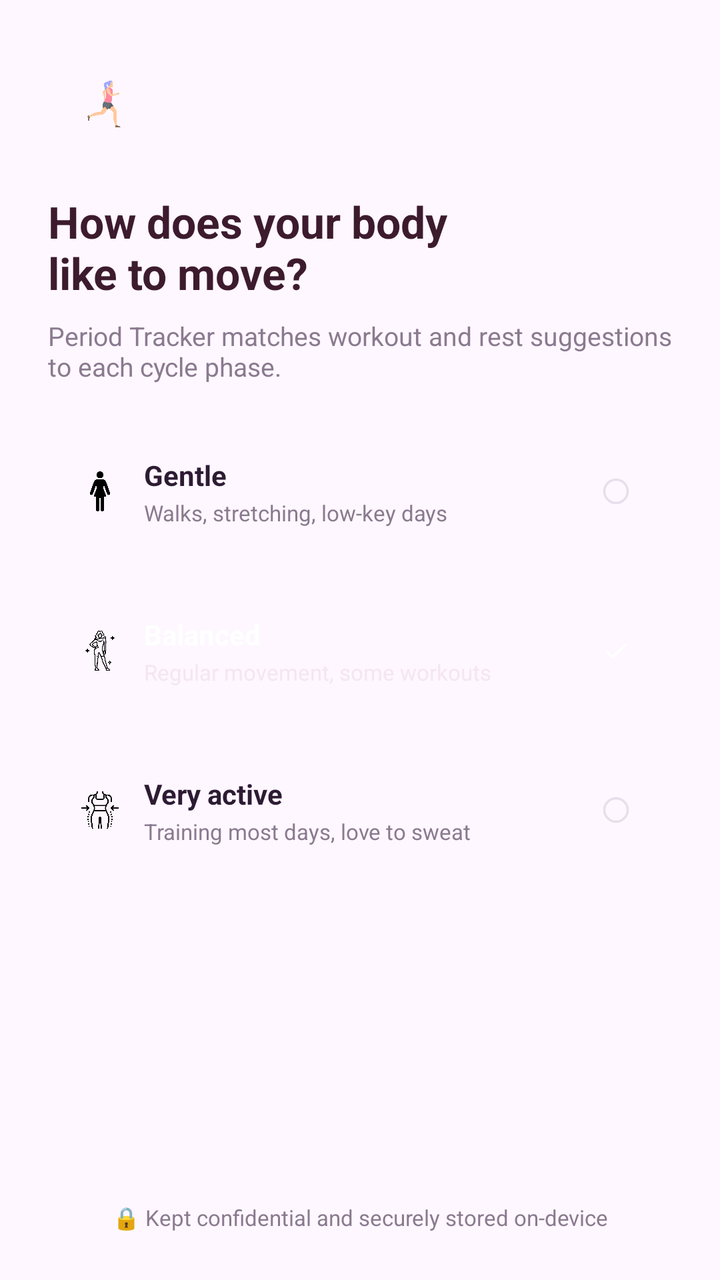
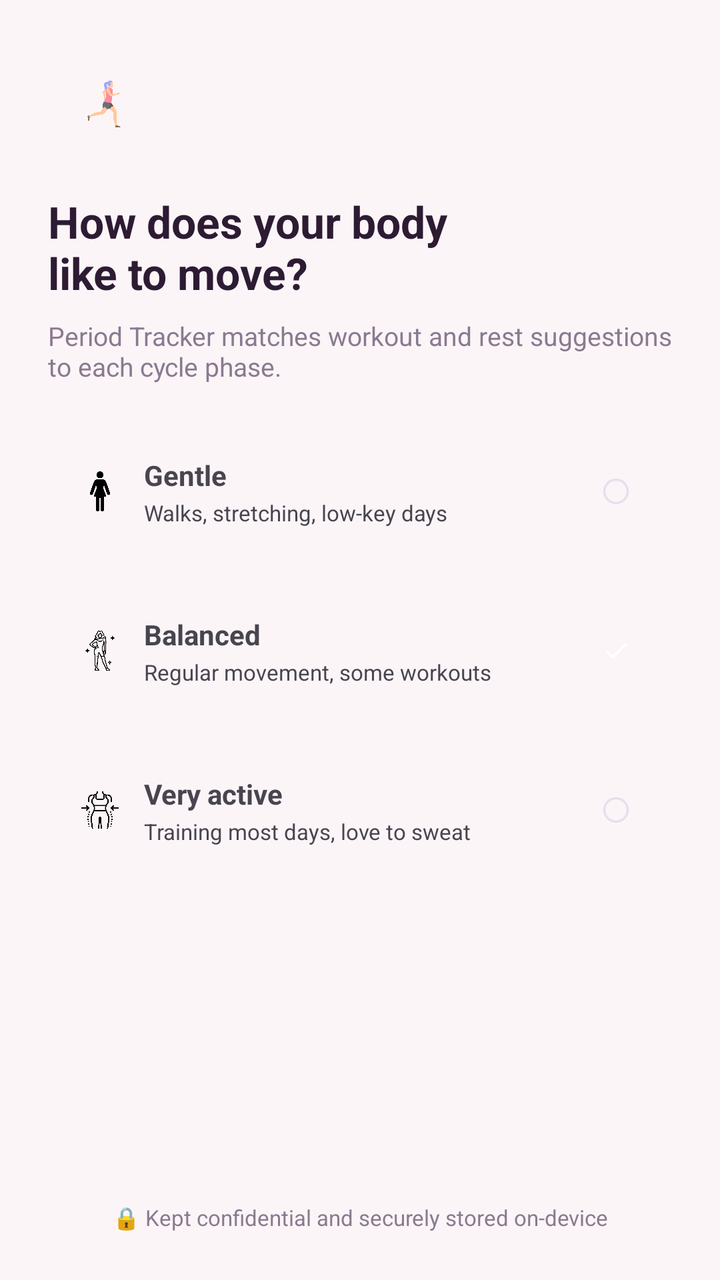

An Android layout rendered at two revisions. The XML below is the earlier revision; the diff shows what the commit changed to produce the second picture.
<!-- AndroidManifest.xml: application theme Theme.PeriodTracker -->
<!-- res/layout/fragment_onboarding5.xml -->
<?xml version="1.0" encoding="utf-8"?>
<androidx.constraintlayout.widget.ConstraintLayout xmlns:android="http://schemas.android.com/apk/res/android"
    xmlns:app="http://schemas.android.com/apk/res-auto"
    xmlns:tools="http://schemas.android.com/tools"
    android:id="@+id/onboarding5Root"
    android:layout_width="match_parent"
    android:layout_height="match_parent"
    android:paddingHorizontal="24dp"
    tools:context=".onboarding.OnboardingFragment5">

    <FrameLayout
        android:id="@+id/moveIconCircle"
        android:layout_width="56dp"
        android:layout_height="56dp"
        android:layout_marginTop="24dp"
        app:layout_constraintTop_toTopOf="parent"
        app:layout_constraintStart_toStartOf="parent">

        <ImageView
            android:layout_width="26dp"
            android:layout_height="26dp"
            android:layout_gravity="center"
            android:src="@drawable/ic_running"
            android:contentDescription="Movement icon" />
    </FrameLayout>

    <TextView
        android:id="@+id/tvTitle"
        android:layout_width="match_parent"
        android:layout_height="wrap_content"
        android:layout_marginTop="16dp"
        android:text="How does your body\nlike to move?"
        android:textSize="22sp"
        android:textStyle="bold"
        android:textColor="#3D1B2E"
        app:layout_constraintTop_toBottomOf="@id/moveIconCircle" />

    <TextView
        android:id="@+id/tvSubtitle"
        android:layout_width="match_parent"
        android:layout_height="wrap_content"
        android:layout_marginTop="8dp"
        android:text="Period Tracker matches workout and rest suggestions to each cycle phase."
        android:textSize="13sp"
        android:textColor="#8A7A8F"
        app:layout_constraintTop_toBottomOf="@id/tvTitle" />

    
    <LinearLayout
        android:id="@+id/cardGentle"
        android:layout_width="match_parent"
        android:layout_height="wrap_content"
        android:layout_marginTop="20dp"
        android:padding="16dp"
        android:orientation="horizontal"
        android:gravity="center_vertical"
        app:layout_constraintTop_toBottomOf="@id/tvSubtitle">

        <ImageView
            android:layout_width="20dp"
            android:layout_height="20dp"
            android:layout_marginEnd="12dp"
            android:src="@drawable/gentle"
            android:contentDescription="Gentle icon" />

        <LinearLayout
            android:layout_width="0dp"
            android:layout_height="wrap_content"
            android:layout_weight="1"
            android:orientation="vertical">

            <TextView
                android:id="@+id/tvGentleLabel"
                android:layout_width="wrap_content"
                android:layout_height="wrap_content"
                android:text="Gentle"
                android:textSize="14sp"
                android:textStyle="bold"
                android:textColor="#2D1B33" />

            <TextView
                android:id="@+id/tvGentleDesc"
                android:layout_width="wrap_content"
                android:layout_height="wrap_content"
                android:layout_marginTop="2dp"
                android:text="Walks, stretching, low-key days"
                android:textSize="11sp"
                android:textColor="#8A7A8F" />
        </LinearLayout>

        <FrameLayout
            android:id="@+id/checkGentle"
            android:layout_width="24dp"
            android:layout_height="24dp">

            <ImageView
                android:id="@+id/ivCheckGentle"
                android:layout_width="14dp"
                android:layout_height="14dp"
                android:layout_gravity="center"
                android:src="@drawable/ic_uncheck"
                android:contentDescription="Selection state" />
        </FrameLayout>
    </LinearLayout>

    
    <LinearLayout
        android:id="@+id/cardBalanced"
        android:layout_width="match_parent"
        android:layout_height="wrap_content"
        android:layout_marginTop="12dp"
        android:padding="16dp"
        android:orientation="horizontal"
        android:gravity="center_vertical"
        app:layout_constraintTop_toBottomOf="@id/cardGentle">

        <ImageView
            android:layout_width="20dp"
            android:layout_height="20dp"
            android:layout_marginEnd="12dp"
            android:src="@drawable/balance"
            android:contentDescription="Balanced icon" />

        <LinearLayout
            android:layout_width="0dp"
            android:layout_height="wrap_content"
            android:layout_weight="1"
            android:orientation="vertical">

            <TextView
                android:id="@+id/tvBalancedLabel"
                android:layout_width="wrap_content"
                android:layout_height="wrap_content"
                android:text="Balanced"
                android:textSize="14sp"
                android:textStyle="bold"
                android:textColor="#FFFFFF" />

            <TextView
                android:id="@+id/tvBalancedDesc"
                android:layout_width="wrap_content"
                android:layout_height="wrap_content"
                android:layout_marginTop="2dp"
                android:text="Regular movement, some workouts"
                android:textSize="11sp"
                android:textColor="#F5E6F0" />
        </LinearLayout>

        <FrameLayout
            android:id="@+id/checkBalanced"
            android:layout_width="24dp"
            android:layout_height="24dp">

            <ImageView
                android:id="@+id/ivCheckBalanced"
                android:layout_width="14dp"
                android:layout_height="14dp"
                android:layout_gravity="center"
                android:src="@drawable/ic_check"
                android:contentDescription="Selection state" />
        </FrameLayout>
    </LinearLayout>

    
    <LinearLayout
        android:id="@+id/cardActive"
        android:layout_width="match_parent"
        android:layout_height="wrap_content"
        android:layout_marginTop="12dp"
        android:padding="16dp"
        android:orientation="horizontal"
        android:gravity="center_vertical"
        app:layout_constraintTop_toBottomOf="@id/cardBalanced">

        <ImageView
            android:layout_width="20dp"
            android:layout_height="20dp"
            android:layout_marginEnd="12dp"
            android:src="@drawable/active"
            android:contentDescription="Very active icon" />

        <LinearLayout
            android:layout_width="0dp"
            android:layout_height="wrap_content"
            android:layout_weight="1"
            android:orientation="vertical">

            <TextView
                android:id="@+id/tvActiveLabel"
                android:layout_width="wrap_content"
                android:layout_height="wrap_content"
                android:text="Very active"
                android:textSize="14sp"
                android:textStyle="bold"
                android:textColor="#2D1B33" />

            <TextView
                android:id="@+id/tvActiveDesc"
                android:layout_width="wrap_content"
                android:layout_height="wrap_content"
                android:layout_marginTop="2dp"
                android:text="Training most days, love to sweat"
                android:textSize="11sp"
                android:textColor="#8A7A8F" />
        </LinearLayout>

        <FrameLayout
            android:id="@+id/checkActive"
            android:layout_width="24dp"
            android:layout_height="24dp">

            <ImageView
                android:id="@+id/ivCheckActive"
                android:layout_width="14dp"
                android:layout_height="14dp"
                android:layout_gravity="center"
                android:src="@drawable/ic_uncheck"
                android:contentDescription="Selection state" />
        </FrameLayout>
    </LinearLayout>

    <TextView
        android:id="@+id/tvFooterNote"
        android:layout_width="match_parent"
        android:layout_height="wrap_content"
        android:layout_marginBottom="24dp"
        android:gravity="center"
        android:text="🔒 Kept confidential and securely stored on-device"
        android:textSize="11sp"
        android:textColor="#8A7A8F"
        app:layout_constraintBottom_toBottomOf="parent" />

</androidx.constraintlayout.widget.ConstraintLayout>
<!-- resources referenced by this layout -->
<resources>
  <!-- drawable active: png bitmap (drawable, 16121 bytes) -->
  <!-- drawable balance: png bitmap (drawable, 24175 bytes) -->
  <!-- drawable gentle: png bitmap (drawable, 6351 bytes) -->
  <!-- drawable ic_check (drawable) -->
  <?xml version="1.0" encoding="utf-8"?>
  <vector xmlns:android="http://schemas.android.com/apk/res/android"
      android:width="24dp"
      android:height="24dp"
      android:viewportWidth="24"
      android:viewportHeight="24"
      android:tint="#FFFFFF">
      <path
          android:fillColor="@android:color/white"
          android:pathData="M9,16.17L4.83,12l-1.42,1.41L9,19 21,7l-1.41,-1.41z" />
  </vector>
  <!-- drawable ic_running: png bitmap (drawable, 20822 bytes) -->
  <!-- drawable ic_uncheck (drawable) -->
  <?xml version="1.0" encoding="utf-8"?>
  <vector xmlns:android="http://schemas.android.com/apk/res/android"
      android:width="24dp"
      android:height="24dp"
      android:viewportWidth="24"
      android:viewportHeight="24">
      <path
          android:fillColor="#00000000"
          android:strokeColor="#E7DFEB"
          android:strokeWidth="2"
          android:pathData="M12,2 C6.48,2 2,6.48 2,12 C2,17.52 6.48,22 12,22 C17.52,22 22,17.52 22,12 C22,6.48 17.52,2 12,2 Z" />
  </vector>
  <style name="Theme.PeriodTracker" parent="Base.Theme.PeriodTracker" />
  <style name="Base.Theme.PeriodTracker" parent="Theme.Material3.DayNight.NoActionBar">
          
          <item name="android:windowTranslucentStatus">false</item>
          <item name="android:windowTranslucentNavigation">false</item>
      </style>
</resources>

<!-- the commit's change to res/layout/fragment_onboarding5.xml (unified diff, before → after) -->
@@ -8,6 +8,7 @@
     android:paddingHorizontal="24dp"
     tools:context=".onboarding.OnboardingFragment5">
 
+    
     <FrameLayout
         android:id="@+id/moveIconCircle"
         android:layout_width="56dp"
@@ -24,6 +25,7 @@
             android:contentDescription="Movement icon" />
     </FrameLayout>
 
+    
     <TextView
         android:id="@+id/tvTitle"
         android:layout_width="match_parent"
@@ -32,9 +34,10 @@
         android:text="How does your body\nlike to move?"
         android:textSize="22sp"
         android:textStyle="bold"
-        android:textColor="#3D1B2E"
+        android:textColor="@color/text_primary"
         app:layout_constraintTop_toBottomOf="@id/moveIconCircle" />
 
+    
     <TextView
         android:id="@+id/tvSubtitle"
         android:layout_width="match_parent"
@@ -42,8 +45,10 @@
         android:layout_marginTop="8dp"
         android:text="Period Tracker matches workout and rest suggestions to each cycle phase."
         android:textSize="13sp"
-        android:textColor="#8A7A8F"
+        android:textColor="@color/text_secondary"
         app:layout_constraintTop_toBottomOf="@id/tvTitle" />
+
+    
 
     
     <LinearLayout
@@ -75,8 +80,7 @@
                 android:layout_height="wrap_content"
                 android:text="Gentle"
                 android:textSize="14sp"
-                android:textStyle="bold"
-                android:textColor="#2D1B33" />
+                android:textStyle="bold" />
 
             <TextView
                 android:id="@+id/tvGentleDesc"
@@ -84,15 +88,13 @@
                 android:layout_height="wrap_content"
                 android:layout_marginTop="2dp"
                 android:text="Walks, stretching, low-key days"
-                android:textSize="11sp"
-                android:textColor="#8A7A8F" />
+                android:textSize="11sp" />
         </LinearLayout>
 
         <FrameLayout
             android:id="@+id/checkGentle"
             android:layout_width="24dp"
             android:layout_height="24dp">
-
             <ImageView
                 android:id="@+id/ivCheckGentle"
                 android:layout_width="14dp"
@@ -133,8 +135,7 @@
                 android:layout_height="wrap_content"
                 android:text="Balanced"
                 android:textSize="14sp"
-                android:textStyle="bold"
-                android:textColor="#FFFFFF" />
+                android:textStyle="bold" />
 
             <TextView
                 android:id="@+id/tvBalancedDesc"
@@ -142,15 +143,13 @@
                 android:layout_height="wrap_content"
                 android:layout_marginTop="2dp"
                 android:text="Regular movement, some workouts"
-                android:textSize="11sp"
-                android:textColor="#F5E6F0" />
+                android:textSize="11sp" />
         </LinearLayout>
 
         <FrameLayout
             android:id="@+id/checkBalanced"
             android:layout_width="24dp"
             android:layout_height="24dp">
-
             <ImageView
                 android:id="@+id/ivCheckBalanced"
                 android:layout_width="14dp"
@@ -191,8 +190,7 @@
                 android:layout_height="wrap_content"
                 android:text="Very active"
                 android:textSize="14sp"
-                android:textStyle="bold"
-                android:textColor="#2D1B33" />
+                android:textStyle="bold" />
 
             <TextView
                 android:id="@+id/tvActiveDesc"
@@ -200,15 +198,13 @@
                 android:layout_height="wrap_content"
                 android:layout_marginTop="2dp"
                 android:text="Training most days, love to sweat"
-                android:textSize="11sp"
-                android:textColor="#8A7A8F" />
+                android:textSize="11sp" />
         </LinearLayout>
 
         <FrameLayout
             android:id="@+id/checkActive"
             android:layout_width="24dp"
             android:layout_height="24dp">
-
             <ImageView
                 android:id="@+id/ivCheckActive"
                 android:layout_width="14dp"
@@ -219,6 +215,7 @@
         </FrameLayout>
     </LinearLayout>
 
+    
     <TextView
         android:id="@+id/tvFooterNote"
         android:layout_width="match_parent"
@@ -227,7 +224,7 @@
         android:gravity="center"
         android:text="🔒 Kept confidential and securely stored on-device"
         android:textSize="11sp"
-        android:textColor="#8A7A8F"
+        android:textColor="@color/text_secondary"
         app:layout_constraintBottom_toBottomOf="parent" />
 
 </androidx.constraintlayout.widget.ConstraintLayout>
<!-- resource entries referenced after the edit -->
@@ -1,5 +1,7 @@
 <!-- resources referenced by this layout -->
 <resources>
+  <color name="text_primary">#2D1B33</color>
+  <color name="text_secondary">#8A7A8F</color>
   <!-- drawable active: png bitmap (drawable, 16121 bytes) -->
   <!-- drawable balance: png bitmap (drawable, 24175 bytes) -->
   <!-- drawable gentle: png bitmap (drawable, 6351 bytes) -->
@@ -34,6 +36,16 @@
           
           <item name="android:windowTranslucentStatus">false</item>
           <item name="android:windowTranslucentNavigation">false</item>
+  
+          
+          <item name="android:windowBackground">@color/surface_bg</item>
+          <item name="android:statusBarColor">@color/app_bg</item>
+          <item name="android:navigationBarColor">@color/surface_card</item>
+          <item name="android:windowLightStatusBar">@bool/light_system_bars</item>
+          <item name="android:windowLightNavigationBar" tools:targetApi="27">@bool/light_system_bars</item>
       </style>
+  <color name="surface_bg">#FBF5F8</color>
+  <color name="app_bg">#FDF2F5</color>
+  <color name="surface_card">#FFFFFF</color>
 </resources>
 
